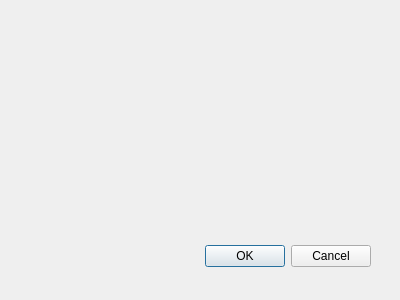
This is ui/ev_helper_dialog.ui in Glen-Lee-glitch/new_viewer as Qt 5 draws it before an edit. The edited form follows.
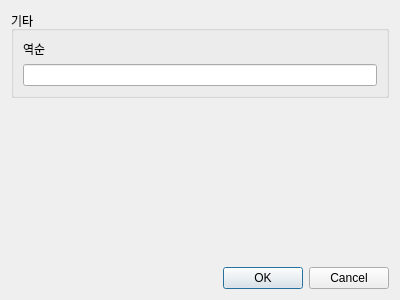
This is the edited form.

Commit message:
feat(ui): ev_helper_dialog UI 개선 및 NecessaryWidget에 다이얼로그 연결 추가
- ev_helper_dialog.ui에서 레이아웃을 QVBoxLayout으로 변경하고, 그룹박스 및 레이블 추가
- NecessaryWidget에 EVHelperDialog를 열기 위한 버튼 클릭 이벤트 연결
- ev_helper 내부에도 '역순' 기능 추가

Patch:
```diff
--- a/ui/ev_helper_dialog.ui
+++ b/ui/ev_helper_dialog.ui
@@ -13,6 +13,40 @@
   <property name="windowTitle">
    <string>Dialog</string>
   </property>
+  <layout class="QVBoxLayout" name="verticalLayout">
+   <item>
+    <widget class="QGroupBox" name="groupBox">
+     <property name="title">
+      <string>기타</string>
+     </property>
+     <layout class="QVBoxLayout" name="verticalLayout_2">
+      <item>
+       <widget class="QLabel" name="label">
+        <property name="text">
+         <string>역순</string>
+        </property>
+       </widget>
+      </item>
+      <item>
+       <widget class="QLineEdit" name="lineEdit_reverse_tool"/>
+      </item>
+     </layout>
+    </widget>
+   </item>
+   <item>
+    <spacer name="verticalSpacer">
+     <property name="orientation">
+      <enum>Qt::Orientation::Vertical</enum>
+     </property>
+     <property name="sizeHint" stdset="0">
+      <size>
+       <width>20</width>
+       <height>40</height>
+      </size>
+     </property>
+    </spacer>
+   </item>
+   <item>
   <widget class="QDialogButtonBox" name="buttonBox">
    <property name="geometry">
     <rect>
@@ -29,6 +63,8 @@
     <set>QDialogButtonBox::StandardButton::Cancel|QDialogButtonBox::StandardButton::Ok</set>
    </property>
   </widget>
+   </item>
+  </layout>
  </widget>
  <resources/>
  <connections>
```
Lines whose indentation alone changed are shown as unchanged. The commit also changes 1 other file.
